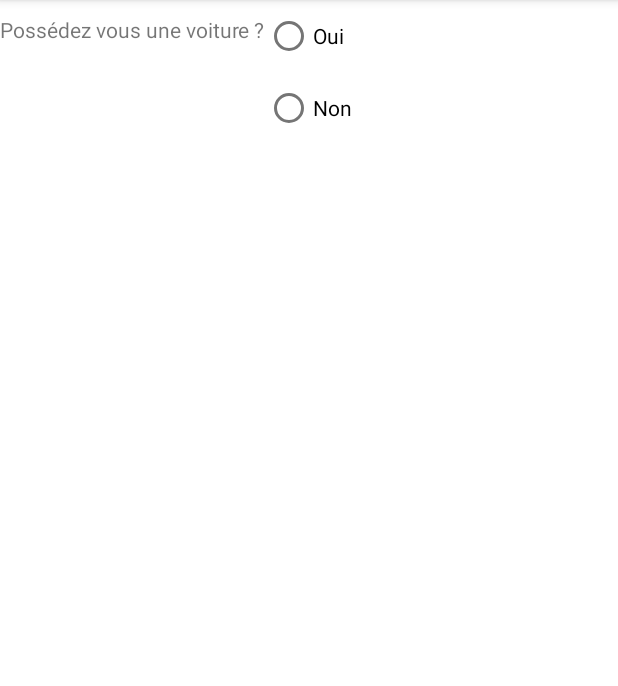
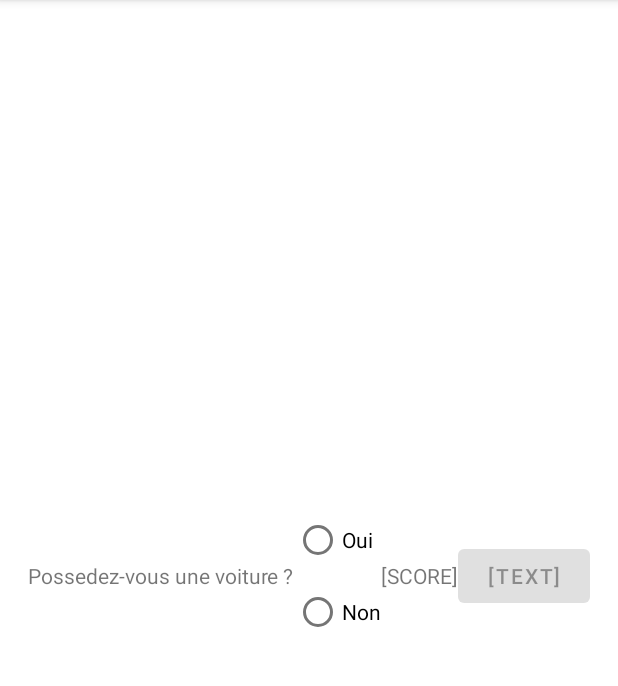
Before and after one commit to SvcePvte/GreenQuiz, an Android app: the screen it shows after launch (QuestionnaryActivity), after a tap on "LANCER QUIZ", on a phone screen of 412 x 824 dp, the part 84-770 px from its top. Run offline under Robolectric (Android 15) with nearby library versions, the phone set to English and light mode, and no system bars.

Commit message:
004 - Question + Score
Fix bug select/deselect score

```diff
--- a/app/src/main/java/com/example/greenquiz/MainActivity.java
+++ b/app/src/main/java/com/example/greenquiz/MainActivity.java
@@ -14,13 +14,14 @@ public class MainActivity extends AppCompatActivity {
         super.onCreate(savedInstanceState);
         setContentView(R.layout.activity_main);
 
-
         Button main_btn_lancer = (Button) findViewById(R.id.main_btn_lancer);
 
         main_btn_lancer.setOnClickListener(new View.OnClickListener() {
            @Override
            public void onClick(View v) {
                 Intent myIntent = new Intent(MainActivity.this, QuestionnaryActivity.class);
+                myIntent.putExtra("numQuestion",0);
+                myIntent.putExtra("score", 0);
                 startActivity(myIntent);
            }
         });
--- a/app/src/main/java/com/example/greenquiz/Question.java
+++ b/app/src/main/java/com/example/greenquiz/Question.java
@@ -3,11 +3,27 @@ package com.example.greenquiz;
 public class Question {
 
     private String libelle;
-    private  boolean rep;
+    private int nbOui;
+    private int nbNon;
 
-    public Question(String libelle, boolean rep) {
+    public Question(String libelle, int nbOui, int nbNon) {
         this.libelle = libelle;
-        this.rep = rep;
+        this.nbOui = nbOui;
+        this.nbNon = nbNon;
     }
 
+    public String getLibelle()
+    {
+        return libelle;
+    }
+
+    public int getNbOui()
+    {
+        return nbOui;
+    }
+
+    public int getNbNon()
+    {
+        return nbNon;
+    }
 }
--- a/app/src/main/java/com/example/greenquiz/QuestionnaryActivity.java
+++ b/app/src/main/java/com/example/greenquiz/QuestionnaryActivity.java
@@ -2,31 +2,58 @@ package com.example.greenquiz;
 
 import android.content.Intent;
 import android.os.Bundle;
+import android.util.Log;
 import android.view.View;
 import android.widget.Button;
 import android.widget.RadioButton;
+import android.widget.TextView;
 
 
 import androidx.appcompat.app.AppCompatActivity;
 
 public class QuestionnaryActivity extends AppCompatActivity {
 
+    private Question[] questions = {
+            new Question("Possedez-vous une voiture ?", 50, 0),
+            new Question("Possedez-vous un vélo ?", 20, 0)
+    };
+
+    private Question currentQuestion;
+
     private int score = 0;
-
-    private Question[] questions;
 
     @Override
     protected void onCreate(Bundle savedInstanceState) {
         super.onCreate(savedInstanceState);
         setContentView(R.layout.questionnary_activity);
 
+        score = getIntent().getIntExtra("score", 0);
+        int numQuestion = getIntent().getIntExtra("numQuestion", 0);
+        Log.d("MSG", "" + score + ", numQuestion: " + numQuestion);
+
+        currentQuestion = questions[numQuestion];
+
+        //INIT LAYOUT
+        TextView text = findViewById(R.id.label);
+        text.setText(currentQuestion.getLibelle());
+
+        Button button = findViewById(R.id.qestionnary_btn_valider);
+        button.setEnabled(false);
+
         Button qestionnary_btn_valider = (Button) findViewById(R.id.qestionnary_btn_valider);
-
         qestionnary_btn_valider.setOnClickListener(new View.OnClickListener() {
             @Override
             public void onClick(View v) {
-                Intent myIntent = new Intent( QuestionnaryActivity.this, ResultActivity.class );
-                myIntent.putExtra("score", "" + score);
+                Intent myIntent;
+                if(numQuestion < questions.length - 1)
+                    myIntent = new Intent(QuestionnaryActivity.this, QuestionnaryActivity.class);
+                else
+                    myIntent = new Intent( QuestionnaryActivity.this, ResultActivity.class );
+
+                //
+                score += getAnswerScore();
+                myIntent.putExtra("numQuestion", numQuestion+1);
+                myIntent.putExtra("score", score);
                 startActivity(myIntent);
             }
         });
@@ -34,15 +61,39 @@ public class QuestionnaryActivity extends AppCompatActivity {
 
     public void onRadioButtonClicked(View v) {
         boolean checked = ((RadioButton) v).isChecked();
+
+        if (((RadioButton)v).isChecked())
+        {
+            Button button = findViewById(R.id.qestionnary_btn_valider);
+            button.setEnabled(true);
+        }
+
+        /*
         switch (v.getId()) {
             case R.id.radio_btn_1:
                 if (checked)
-                    this.score += 50;
+                    this.score += currentQuestion.getNbOui();
                     break;
             case R.id.radio_btn_2:
                 if (checked)
-                    this.score += 0;
+                    this.score += currentQuestion.getNbNon();
                 break;
-        }
+         }
+         */
+    }
+
+    private int getAnswerScore()
+    {
+        int result = 0;
+
+        RadioButton btn1 = findViewById(R.id.radio_btn_1);
+        RadioButton btn2 = findViewById(R.id.radio_btn_2);
+
+        if (btn1.isChecked())
+            result = currentQuestion.getNbOui();
+        else
+            result = currentQuestion.getNbNon();
+
+        return result;
     }
 }
--- a/app/src/main/java/com/example/greenquiz/ResultActivity.java
+++ b/app/src/main/java/com/example/greenquiz/ResultActivity.java
@@ -16,7 +16,7 @@ public class ResultActivity extends AppCompatActivity {
         setContentView(R.layout.result_activity);
 
         TextView score = findViewById(R.id.resul_score);
-        score.setText("score :" + getIntent().getStringExtra("score"));
+        score.setText("score :" + getIntent().getIntExtra("score", 0));
 
         Button result_btn_partager = (Button) findViewById(R.id.result_btn_partager);
         /* Bouton partager
--- a/app/src/main/res/layout/questionnary_activity.xml
+++ b/app/src/main/res/layout/questionnary_activity.xml
@@ -2,40 +2,44 @@
 <LinearLayout xmlns:android="http://schemas.android.com/apk/res/android"
     android:layout_width="match_parent"
     android:layout_height="match_parent"
-
-    android:orientation="horizontal">
+    android:orientation="horizontal"
+    android:gravity="center">
 
     <TextView
+        android:id="@+id/label"
         android:text="Possédez vous une voiture ?"
         android:layout_width="wrap_content"
         android:layout_height="wrap_content"/>
 
     <RadioGroup
-        android:layout_width="match_parent"
+        android:layout_width="wrap_content"
         android:layout_height="wrap_content">
 
         <RadioButton
             android:id="@+id/radio_btn_1"
             android:layout_width="match_parent"
             android:layout_height="wrap_content"
-            android:text="Oui"/>
+            android:text="Oui"
+            android:onClick="onRadioButtonClicked"/>
 
         <RadioButton
             android:id="@+id/radio_btn_2"
             android:layout_width="match_parent"
             android:layout_height="wrap_content"
-            android:text="Non"/>
+            android:text="Non"
+            android:onClick="onRadioButtonClicked"/>
 
     </RadioGroup>
 
     <TextView
         android:id="@+id/scoreendirect"
+        android:text="[SCORE]"
         android:layout_width="wrap_content"
         android:layout_height="wrap_content"/>
 
     <Button
         android:id="@+id/qestionnary_btn_valider"
-        android:text="Valider QUIZ"
+        android:text="[TEXT]"
         android:layout_width="wrap_content"
         android:layout_height="wrap_content"/>
 
```
